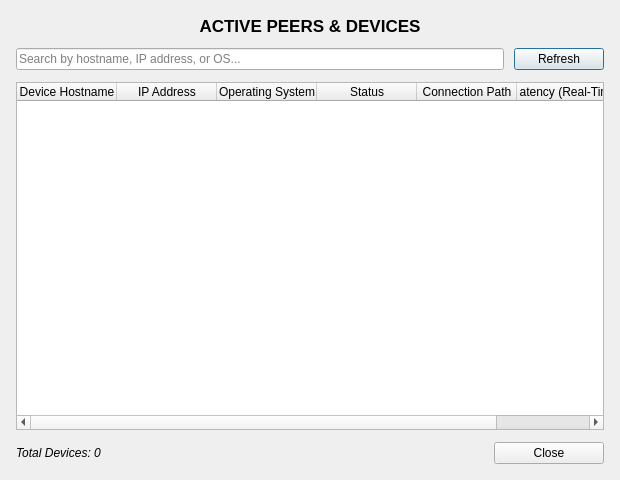
Old version of the form pygui/dialogs/peer_list.ui in the repository Arean82/Tailscale-Headscale-Client.
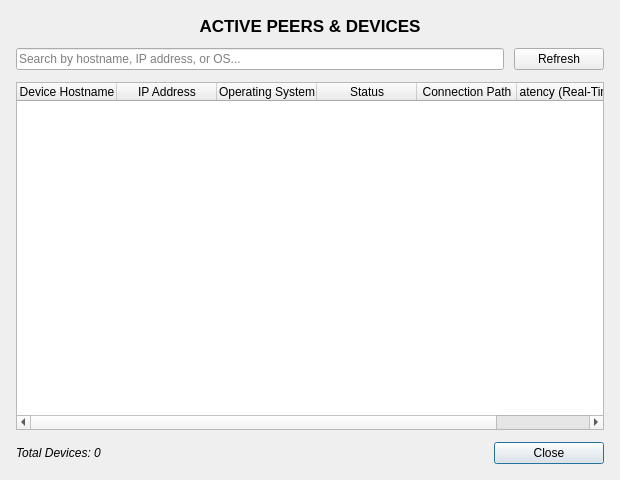
New version of the form.

Diff of the .ui file:
```diff
--- a/pygui/dialogs/peer_list.ui
+++ b/pygui/dialogs/peer_list.ui
@@ -178,6 +178,12 @@
        <property name="text">
         <string>Close</string>
        </property>
+       <property name="default">
+        <bool>true</bool>
+       </property>
+       <property name="autoDefault">
+        <bool>true</bool>
+       </property>
       </widget>
      </item>
     </layout>
```
